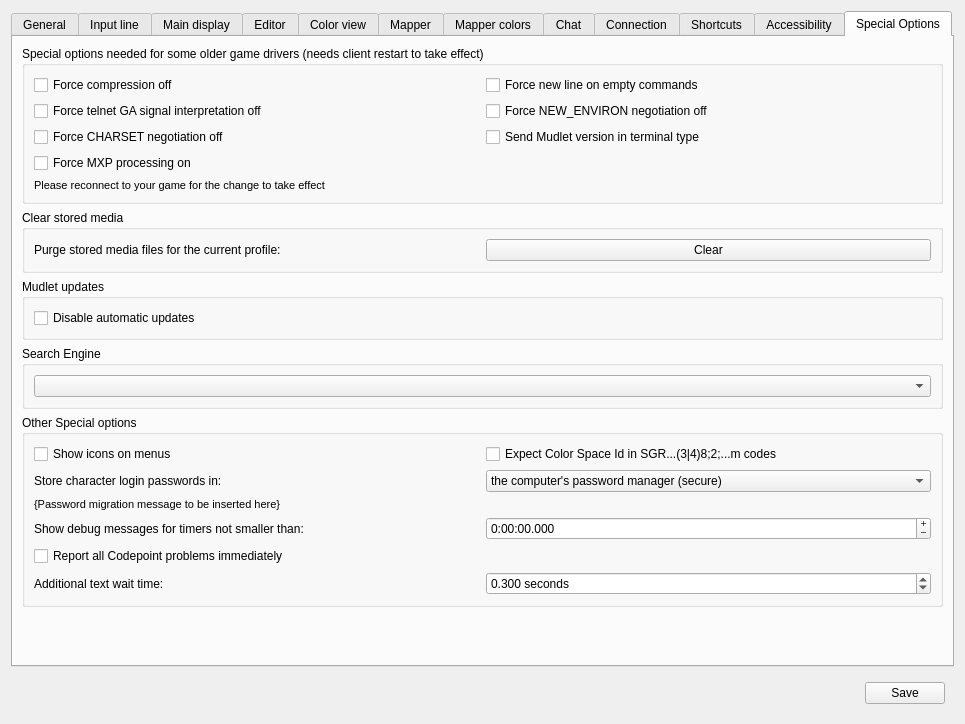
This is src/ui/profile_preferences.ui in Mudlet/Mudlet as Qt 5 draws it before an edit. The edited form follows.
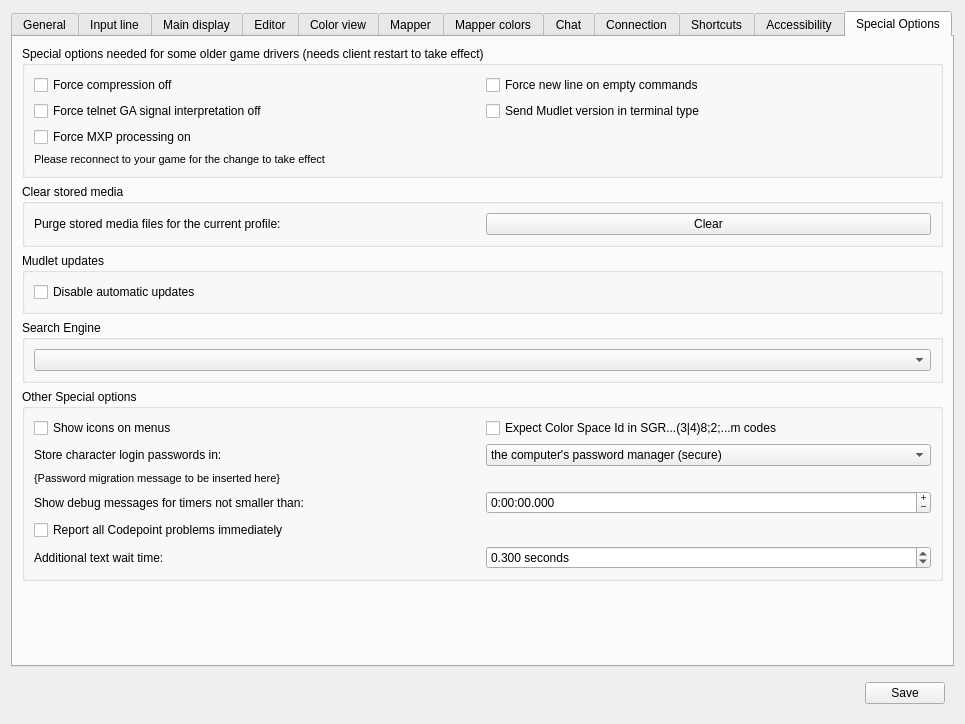
This is the edited form. The open tabs and pages were chosen to show the change. Icons and pictures are not drawn. Custom widgets are drawn as their Qt base class.

The edit to the form file:
```diff
--- a/src/ui/profile_preferences.ui
+++ b/src/ui/profile_preferences.ui
@@ -4155,20 +4155,6 @@
            </widget>
           </item>
           <item row="1" column="1">
-           <widget class="QCheckBox" name="mForceNewEnvironNegotiationOff">
-            <property name="text">
-             <string>Force NEW_ENVIRON negotiation off</string>
-            </property>
-           </widget>
-          </item>
-          <item row="2" column="0">
-           <widget class="QCheckBox" name="mFORCE_CHARSET_NEGOTIATION_OFF">
-            <property name="text">
-             <string>Force CHARSET negotiation off</string>
-            </property>
-           </widget>
-          </item>
-          <item row="2" column="1">
            <widget class="QCheckBox" name="checkBox_mVersionInTTYPE">
             <property name="toolTip">
              <string>&lt;p&gt;Some servers use KaVir’s protocol snippet, which expects the client to provide both its name and a decimal version number during Telnet TTYPE negotiation. However, including a version number is not in accordance with the relevant RFCs as the period character is not permitted therein; so since 2024 Mudlet has stopped sending it by default. As a result, servers that rely on this information may assume Mudlet is version 1.0 or earlier, and consequently restrict color support to 16 colors instead of enabling 256-color mode.&lt;/p&gt;</string>
@@ -4178,7 +4164,7 @@
             </property>
            </widget>
           </item>
-          <item row="3" column="0">
+          <item row="2" column="0">
            <widget class="QCheckBox" name="checkBox_mForceMXPProcessorOn">
             <property name="toolTip">
              <string>&lt;p&gt;Some servers do not negotiate Mud eXtension Protocol (MXP). When checked, this preference forces the MXP processor to be enabled. Note: To disable MXP entirely, leave this unchecked and also uncheck MXP in Choose protocols section of the General tab in Settings.&lt;/p&gt;</string>
@@ -4188,7 +4174,7 @@
             </property>
            </widget>
           </item>
-          <item row="4" column="0" colspan="2">
+          <item row="3" column="0" colspan="2">
            <widget class="QLabel" name="need_reconnect_for_specialoption">
             <property name="enabled">
              <bool>true</bool>
```
Left out of the diff: 2 changed lines with no effect on the pictures.
